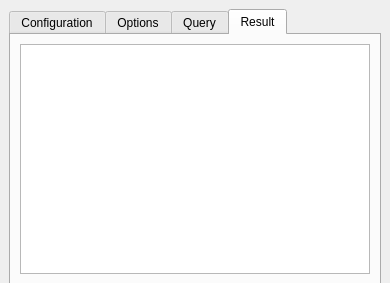
Qt form src/wps_qgis/IfsttarRouting/ifsttarrouting.ui (Universite-Gustave-Eiffel/Tempus) before a commit.
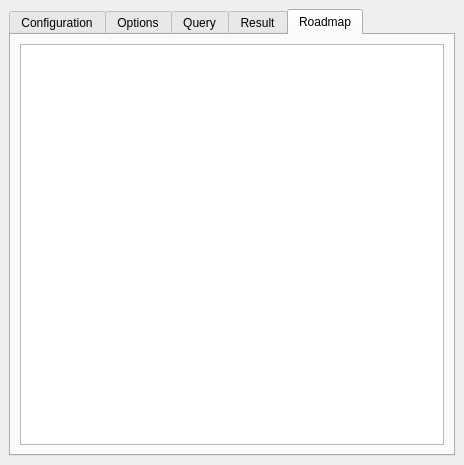
The same form after that commit.

Commit message: Improve display of roadmaps (road steps)

Diff of the .ui file:
```diff
--- a/src/wps_qgis/IfsttarRouting/ifsttarrouting.ui
+++ b/src/wps_qgis/IfsttarRouting/ifsttarrouting.ui
@@ -6,8 +6,8 @@
    <rect>
     <x>0</x>
     <y>0</y>
-    <width>390</width>
-    <height>283</height>
+    <width>464</width>
+    <height>465</height>
    </rect>
   </property>
   <property name="sizePolicy">
@@ -29,18 +29,12 @@
    <property name="autoFillBackground">
     <bool>false</bool>
    </property>
+   <layout class="QVBoxLayout" name="verticalLayout_5">
+    <item>
    <widget class="QTabWidget" name="verticalTabWidget">
     <property name="enabled">
      <bool>true</bool>
     </property>
-    <property name="geometry">
-     <rect>
-      <x>9</x>
-      <y>9</y>
-      <width>372</width>
-      <height>276</height>
-     </rect>
-    </property>
     <property name="sizePolicy">
      <sizepolicy hsizetype="Expanding" vsizetype="Expanding">
       <horstretch>0</horstretch>
@@ -48,7 +42,7 @@
      </sizepolicy>
     </property>
     <property name="currentIndex">
-     <number>3</number>
+       <number>4</number>
     </property>
     <widget class="QWidget" name="tab">
      <attribute name="title">
@@ -318,11 +312,40 @@
      </attribute>
      <layout class="QVBoxLayout" name="verticalLayout_4">
       <item>
-       <widget class="QTextBrowser" name="resultText"/>
+         <layout class="QFormLayout" name="resultLayout">
+          <property name="fieldGrowthPolicy">
+           <enum>QFormLayout::AllNonFixedFieldsGrow</enum>
+          </property>
+         </layout>
       </item>
      </layout>
     </widget>
-   </widget>
+      <widget class="QWidget" name="tab_4">
+       <attribute name="title">
+        <string>Roadmap</string>
+       </attribute>
+       <layout class="QVBoxLayout" name="verticalLayout_6">
+        <item>
+         <widget class="QTableWidget" name="roadmapTable">
+          <property name="showGrid">
+           <bool>false</bool>
+          </property>
+          <property name="columnCount">
+           <number>3</number>
+          </property>
+          <attribute name="horizontalHeaderVisible">
+           <bool>false</bool>
+          </attribute>
+          <column/>
+          <column/>
+          <column/>
+         </widget>
+        </item>
+       </layout>
+      </widget>
+     </widget>
+    </item>
+   </layout>
   </widget>
  </widget>
  <resources/>
```
Lines whose indentation alone changed are shown as unchanged. The commit also changes 11 other files.
